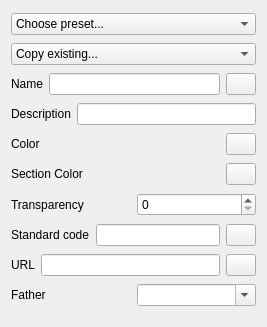
Qt form src/Mod/BIM/Resources/ui/ArchMaterial.ui (southseact-3d/fcd) before a commit.
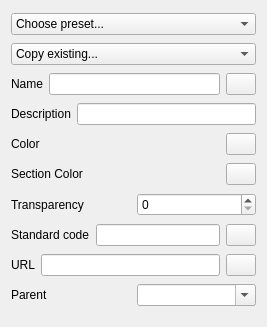
The same form after that commit. Icons and pictures are not drawn.

Patch:
```diff
--- a/src/Mod/BIM/Resources/ui/ArchMaterial.ui
+++ b/src/Mod/BIM/Resources/ui/ArchMaterial.ui
@@ -265,7 +265,7 @@
      <item>
       <widget class="QLabel" name="label_7">
        <property name="text">
-        <string>Father</string>
+        <string>Parent</string>
        </property>
       </widget>
      </item>
```
